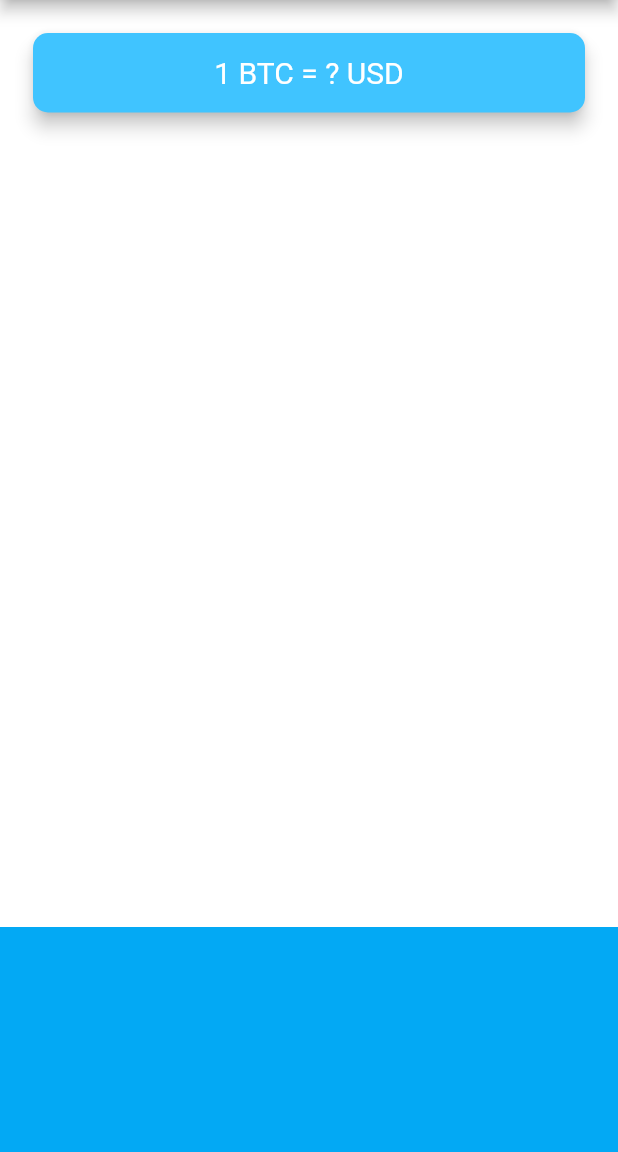
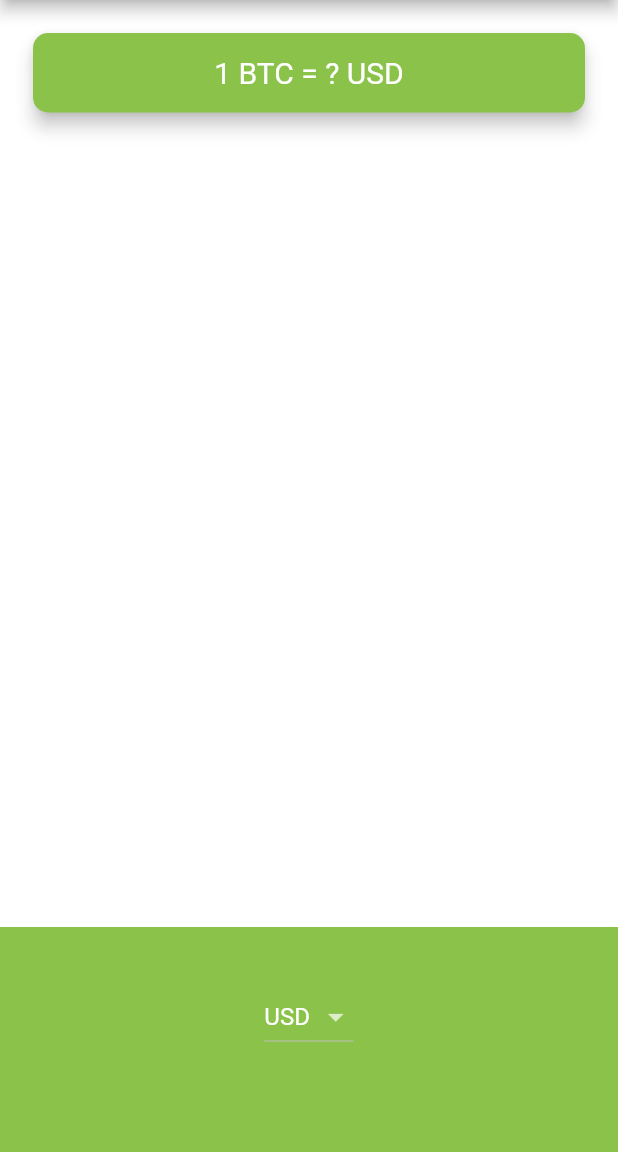
Before and after one commit to gTambo/bitcoin_ticker_flutter_tutorial, a Flutter app: the screen it shows after launch, on a phone screen of 412 x 824 dp, the part 84-1236 px from its top. Run offline on Flutter 3.47's test engine with Material 2 defaults, Android fonts, the phone set to English and light mode, and no system bars.

```diff
--- a/lib/main.dart
+++ b/lib/main.dart
@@ -8,7 +8,7 @@ class MyApp extends StatelessWidget {
   Widget build(BuildContext context) {
     return MaterialApp(
       theme: ThemeData.dark().copyWith(
-          primaryColor: Colors.lightBlue,
+          primaryColor: Colors.lightGreen,
           scaffoldBackgroundColor: Colors.white),
       home: PriceScreen(),
     );
--- a/lib/price_screen.dart
+++ b/lib/price_screen.dart
@@ -1,3 +1,4 @@
+import 'package:bitcoin_ticker/coin_data.dart';
 import 'package:flutter/material.dart';
 
 class PriceScreen extends StatefulWidget {
@@ -6,6 +7,17 @@ class PriceScreen extends StatefulWidget {
 }
 
 class _PriceScreenState extends State<PriceScreen> {
+  String selectedCurrency = 'USD';
+
+  List<DropdownMenuItem<String>> currencyListItems = currenciesList
+      .map(
+        (e) => DropdownMenuItem(
+          child: Text(e),
+          value: e,
+        ),
+      )
+      .toList();
+
   @override
   Widget build(BuildContext context) {
     return Scaffold(
@@ -19,7 +31,7 @@ class _PriceScreenState extends State<PriceScreen> {
           Padding(
             padding: EdgeInsets.fromLTRB(18.0, 18.0, 18.0, 0),
             child: Card(
-              color: Colors.lightBlueAccent,
+              color: Colors.lightGreen,
               elevation: 5.0,
               shape: RoundedRectangleBorder(
                 borderRadius: BorderRadius.circular(10.0),
@@ -41,8 +53,16 @@ class _PriceScreenState extends State<PriceScreen> {
             height: 150.0,
             alignment: Alignment.center,
             padding: EdgeInsets.only(bottom: 30.0),
-            color: Colors.lightBlue,
-            child: null,
+            color: Colors.lightGreen,
+            child: DropdownButton<String>(
+              value: selectedCurrency,
+              items: currencyListItems,
+              onChanged: (value) {
+                setState(() {
+                  selectedCurrency = value as String;
+                });
+              },
+            ),
           ),
         ],
       ),
```
